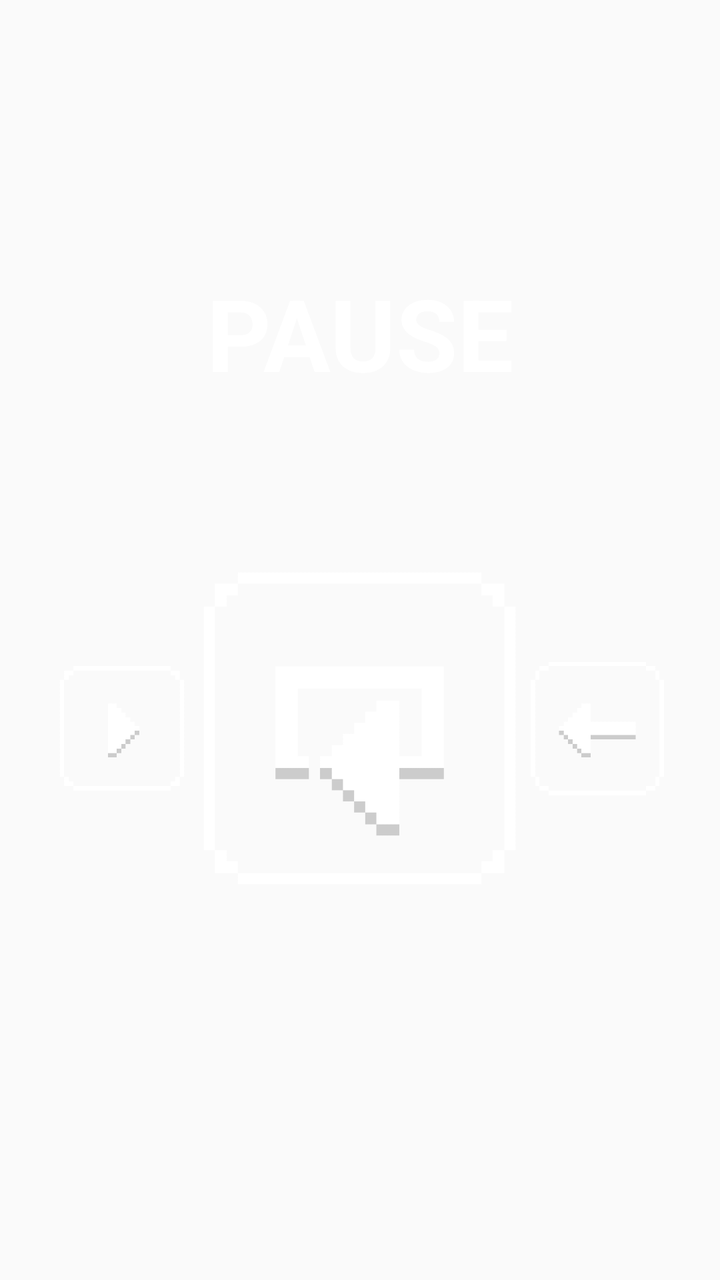
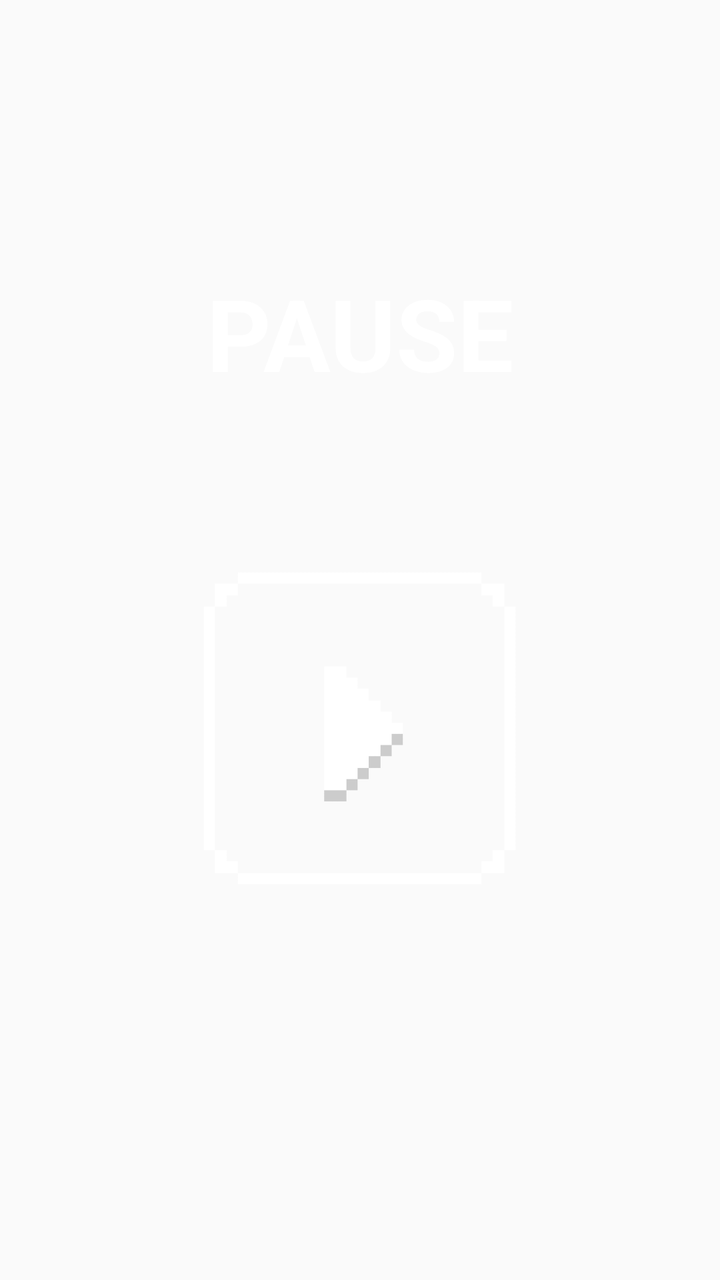

An Android layout rendered at two revisions. The XML below is the earlier revision; the diff shows what the commit changed to produce the second picture.
<!-- AndroidManifest.xml: application theme AppTheme -->
<!-- res/layout/pause_layout.xml -->
<?xml version="1.0" encoding="utf-8"?>
<LinearLayout
    xmlns:android="http://schemas.android.com/apk/res/android"

    android:id="@+id/lyt_pause"
    android:layout_width="match_parent"
    android:layout_height="match_parent"
    android:orientation="vertical"
    android:visibility="visible"
    android:gravity="center"
    android:weightSum="7">

    <TextView
        android:id="@+id/pause"
        android:layout_width="wrap_content"
        android:layout_height="0dp"
        android:layout_weight="1"
        android:text="@string/pause"
        android:textColor="@android:color/white"
        android:textSize="50dp"
        android:textStyle="bold"
        android:layout_gravity="center_horizontal" />

    <LinearLayout
        android:layout_width="match_parent"
        android:layout_height="0dp"
        android:layout_weight="3"
        android:layout_margin="10dp"
        android:orientation="horizontal"
        android:gravity="center"
        android:weightSum="10">

        <LinearLayout
            android:id="@+id/resume"
            android:clickable="true"
            android:layout_width="0dp"
            android:layout_margin = "1dp"
            android:layout_weight="2"

            android:layout_height="wrap_content">

            <ImageView
                android:layout_width="match_parent"
                android:layout_height="match_parent"
                android:src="@drawable/play_final"/>

        </LinearLayout>

        <LinearLayout
            android:id="@+id/retry"
            android:clickable="true"
            android:layout_width="0dp"
            android:layout_margin = "1dp"
            android:layout_weight="5"
            android:layout_height="wrap_content">

            <ImageView
                android:layout_width="match_parent"
                android:layout_height="match_parent"
                android:src="@drawable/retry"/>

        </LinearLayout>

        <LinearLayout
            android:id="@+id/back_home"
            android:clickable="true"
            android:layout_width="0dp"
            android:layout_margin = "1dp"
            android:layout_weight="2"
            android:layout_height="wrap_content">

            <ImageView
                android:layout_width="match_parent"
                android:layout_height="match_parent"
                android:src="@drawable/backhome"/>

        </LinearLayout>

    </LinearLayout>

</LinearLayout>
<!-- resources referenced by this layout -->
<resources>
  <!-- drawable backhome: png bitmap (drawable, 8169 bytes) -->
  <!-- drawable play_final: png bitmap (drawable, 8595 bytes) -->
  <!-- drawable retry: png bitmap (drawable, 9672 bytes) -->
  <string name="pause">PAUSE</string>
  <style name="AppTheme" parent="Theme.AppCompat.Light.DarkActionBar">
          
          <item name="colorPrimary">@color/colorPrimary</item>
          <item name="colorPrimaryDark">@color/colorPrimaryDark</item>
          <item name="colorAccent">@color/colorAccent</item>
      </style>
  <color name="colorPrimary">#000000</color>
  <color name="colorPrimaryDark">#000000</color>
  <color name="colorAccent">#000000</color>
</resources>

<!-- the commit's change to res/layout/pause_layout.xml (unified diff, before → after) -->
@@ -30,12 +30,30 @@
         android:gravity="center"
         android:weightSum="10">
 
+
+
+        <LinearLayout
+            android:id="@+id/retry"
+            android:clickable="true"
+            android:layout_width="0dp"
+            android:layout_margin = "1dp"
+            android:layout_weight="2"
+            android:visibility="invisible"
+            android:layout_height="wrap_content">
+
+            <ImageView
+                android:layout_width="match_parent"
+                android:layout_height="match_parent"
+                android:src="@drawable/retry"/>
+
+        </LinearLayout>
+
         <LinearLayout
             android:id="@+id/resume"
             android:clickable="true"
             android:layout_width="0dp"
             android:layout_margin = "1dp"
-            android:layout_weight="2"
+            android:layout_weight="5"
 
             android:layout_height="wrap_content">
 
@@ -47,26 +65,12 @@
         </LinearLayout>
 
         <LinearLayout
-            android:id="@+id/retry"
-            android:clickable="true"
-            android:layout_width="0dp"
-            android:layout_margin = "1dp"
-            android:layout_weight="5"
-            android:layout_height="wrap_content">
-
-            <ImageView
-                android:layout_width="match_parent"
-                android:layout_height="match_parent"
-                android:src="@drawable/retry"/>
-
-        </LinearLayout>
-
-        <LinearLayout
             android:id="@+id/back_home"
             android:clickable="true"
             android:layout_width="0dp"
             android:layout_margin = "1dp"
             android:layout_weight="2"
+            android:visibility="invisible"
             android:layout_height="wrap_content">
 
             <ImageView
